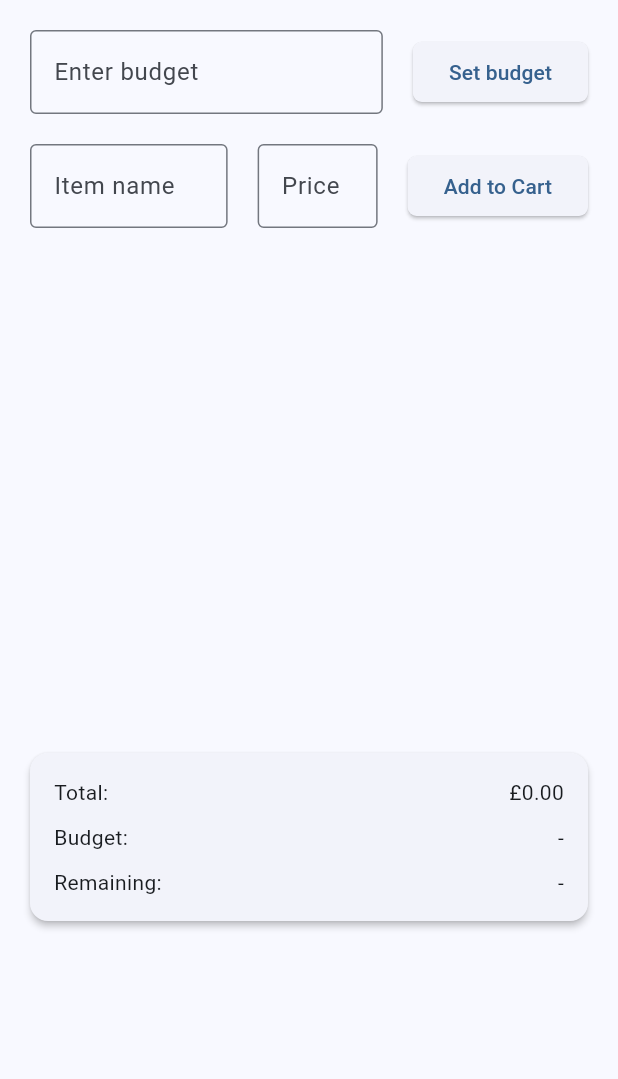
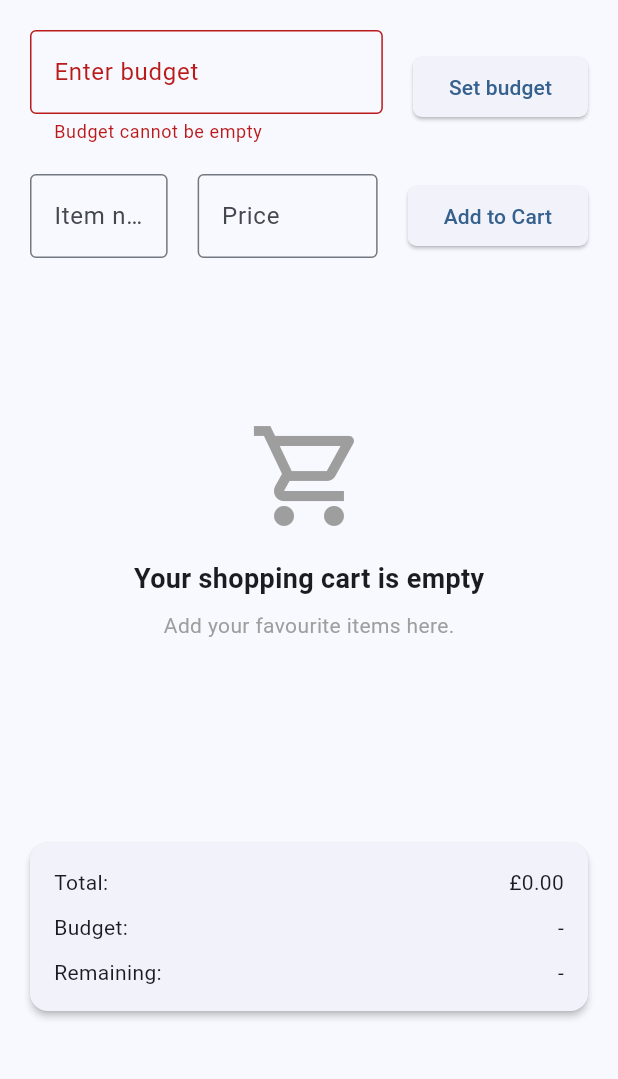
Before and after one commit to Sammyadj/Carty, a Flutter app: the screen it shows after launch, after a tap on "Set budget", on a phone screen of 412 x 824 dp, the part 84-1163 px from its top. Run offline on Flutter 3.47's test engine with Material 3 defaults, Android fonts, the phone set to English and light mode, and no system bars.

Commit message:
Text Input Field Validation, Shopping Cart empty area, and Clear Cart button.

```diff
--- a/lib/screens/home.dart
+++ b/lib/screens/home.dart
@@ -13,6 +13,8 @@ class HomePage extends StatefulWidget {
 
 class _HomePageState extends State<HomePage> {
   final CartController controller = CartController();
+  String? _priceError;
+  String? _budgetError;
 
   @override
   void dispose() {
@@ -37,22 +39,59 @@ class _HomePageState extends State<HomePage> {
               InputActionRow(
                 labelText: 'Enter budget',
                 buttonText: 'Set budget',
-                onPressed: () => controller.setBudget(() => setState(() {})),
+                onPressed: () {
+                  final error = controller.setBudget(() => setState(() {}));
+                  setState(() {
+                    _budgetError = error;
+                  });
+                },
                 controller: controller.budgetController,
+                inputErrorText: _budgetError,
               ),
               SizedBox(height: 20),
               InputActionRow(
                 labelText: 'Item name',
                 buttonText: 'Add to Cart',
-                onPressed:
-                    () => controller.addItemToCart(() => setState(() {})),
+                onPressed: () {
+                  final error = controller.addItemToCart(() => setState(() {}));
+                  setState(() {
+                    _priceError = error;
+                  });
+                },
                 controller: controller.itemController,
                 priceController: controller.priceController,
+                inputErrorText: null,
+                priceErrorText: _priceError,
               ),
               SizedBox(height: 30),
               SizedBox(
                 height: 300,
-                child: ListView.builder(
+                child:
+                    controller.cartItems.isEmpty
+                        ? Column(
+                          mainAxisAlignment: MainAxisAlignment.center,
+                          children: [
+                            Icon(
+                              Icons.shopping_cart_outlined,
+                              size: 80,
+                              color: Colors.grey,
+                            ),
+                            SizedBox(height: 16),
+                            Text(
+                              "Your shopping cart is empty",
+                              style: TextStyle(
+                                fontSize: 18,
+                                fontWeight: FontWeight.bold,
+                              ),
+                            ),
+                            SizedBox(height: 8),
+                            Text(
+                              "Add your favourite items here.",
+                              style: TextStyle(color: Colors.grey),
+                            ),
+                          ],
+                        )
+                        : ListView.builder(
                           itemCount: controller.cartItems.length,
                           itemBuilder: (context, index) {
                             final item = controller.cartItems[index];
@@ -60,12 +99,33 @@ class _HomePageState extends State<HomePage> {
                               itemName: item.name,
                               price: item.price,
                               onDelete: () {
-                        controller.removeItem(index, () => setState(() {}));
+                                controller.removeItem(
+                                  index,
+                                  () => setState(() {}),
+                                );
                               },
                             );
                           },
                         ),
               ),
+              SizedBox(height: 20),
+              if (controller.cartItems.isNotEmpty)
+                Align(
+                  alignment: Alignment.centerRight,
+                  child: ElevatedButton.icon(
+                    onPressed: () {
+                      setState(() {
+                        controller.cartItems.clear();
+                      });
+                    },
+                    icon: Icon(Icons.delete_forever),
+                    label: Text('Clear Cart'),
+                    style: ElevatedButton.styleFrom(
+                      backgroundColor: Colors.red,
+                    ),
+                  ),
+                ),
+              SizedBox(height: 20),
               Card(
                 elevation: 2,
                 margin: EdgeInsets.only(top: 20),
--- a/lib/utils/controllers/cart_controller.dart
+++ b/lib/utils/controllers/cart_controller.dart
@@ -9,28 +9,51 @@ class CartController {
   double? budget;
   final List<CartItem> cartItems = [];
 
-  void setBudget(VoidCallback refresh) {
-    final entered = budgetController.text;
+  String? setBudget(VoidCallback refresh) {
+    final entered = budgetController.text.trim();
     final value = double.tryParse(entered);
-    if (value != null) {
+
+    if (entered.isEmpty) {
+      return "Budget cannot be empty";
+    }
+
+    if (value == null) {
+      return "Enter a valid number for budget";
+    }
+
+    if (value <= 0) {
+      return "Budget must be greater than 0";
+    }
+
     budget = value;
     budgetController.clear();
     refresh();
-    }
+    return null;
   }
 
-  void addItemToCart(VoidCallback refresh) {
-    final name = itemController.text;
-    final rawPrice = priceController.text;
-    final parsedPrice = double.tryParse(rawPrice) ?? 0.0;
+  String? addItemToCart(VoidCallback refresh) {
+    final name = itemController.text.trim();
+    final rawPrice = priceController.text.trim();
 
-    if (name.isNotEmpty) {
+    if (name.isEmpty) {
+      return "Item name cannot be empty";
+    }
+
+    final parsedPrice = double.tryParse(rawPrice);
+    if (parsedPrice == null) {
+      return "Enter a valid number for price";
+    }
+
+    if (parsedPrice <= 0) {
+      return "Price must be greater than 0";
+    }
+
     final formattedPrice = '£${parsedPrice.toStringAsFixed(2)}';
     cartItems.add(CartItem(name: name, price: formattedPrice));
     itemController.clear();
     priceController.clear();
     refresh();
-    }
+    return null;
   }
 
   void removeItem(int index, VoidCallback refresh) {
--- a/lib/widgets/input_action_row.dart
+++ b/lib/widgets/input_action_row.dart
@@ -6,6 +6,8 @@ class InputActionRow extends StatelessWidget {
   final VoidCallback onPressed;
   final TextEditingController controller;
   final TextEditingController? priceController;
+  final String? inputErrorText;
+  final String? priceErrorText;
   const InputActionRow({
     super.key,
     required this.labelText,
@@ -13,11 +15,16 @@ class InputActionRow extends StatelessWidget {
     required this.onPressed,
     required this.controller,
     this.priceController,
+    this.inputErrorText,
+    this.priceErrorText,
   });
 
   @override
   Widget build(BuildContext context) {
-    return Row(
+    return Column(
+      crossAxisAlignment: CrossAxisAlignment.start,
+      children: [
+        Row(
           children: [
             Expanded(
               child: TextField(
@@ -25,6 +32,7 @@ class InputActionRow extends StatelessWidget {
                 decoration: InputDecoration(
                   labelText: labelText,
                   border: OutlineInputBorder(),
+                  errorText: inputErrorText,
                 ),
               ),
             ),
@@ -38,10 +46,22 @@ class InputActionRow extends StatelessWidget {
               onPressed: onPressed,
               style: ButtonStyle(
                 shape: WidgetStateProperty.all<RoundedRectangleBorder>(
-              RoundedRectangleBorder(borderRadius: BorderRadius.circular(6)),
+                  RoundedRectangleBorder(
+                    borderRadius: BorderRadius.circular(6),
+                  ),
                 ),
               ),
               child: Text(buttonText),
+            ),
+          ],
+        ),
+        if (priceErrorText != null && priceErrorText!.isNotEmpty)
+          Padding(
+            padding: const EdgeInsets.only(top: 4, left: 8),
+            child: Text(
+              priceErrorText!,
+              style: TextStyle(color: Colors.red, fontSize: 12),
+            ),
           ),
       ],
     );
@@ -50,18 +70,20 @@ class InputActionRow extends StatelessWidget {
 
 class IsPrice extends StatelessWidget {
   final TextEditingController controller;
-  const IsPrice({super.key, required this.controller});
+  final String? errorText;
+  const IsPrice({super.key, required this.controller, this.errorText});
 
   @override
   Widget build(BuildContext context) {
     return SizedBox(
-      width: 80,
+      width: 120,
       child: TextField(
         controller: controller,
         keyboardType: TextInputType.numberWithOptions(decimal: true),
         decoration: InputDecoration(
           labelText: "Price",
           border: OutlineInputBorder(),
+          errorText: errorText,
         ),
       ),
     );
```
Lines whose indentation alone changed are shown as unchanged.
